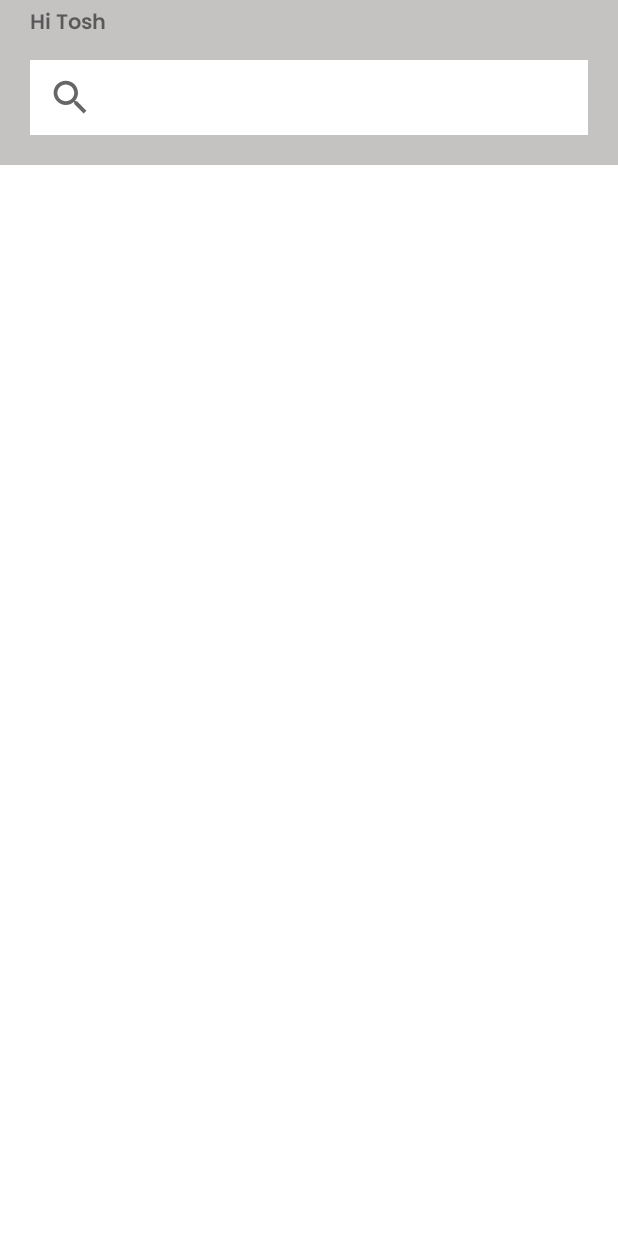
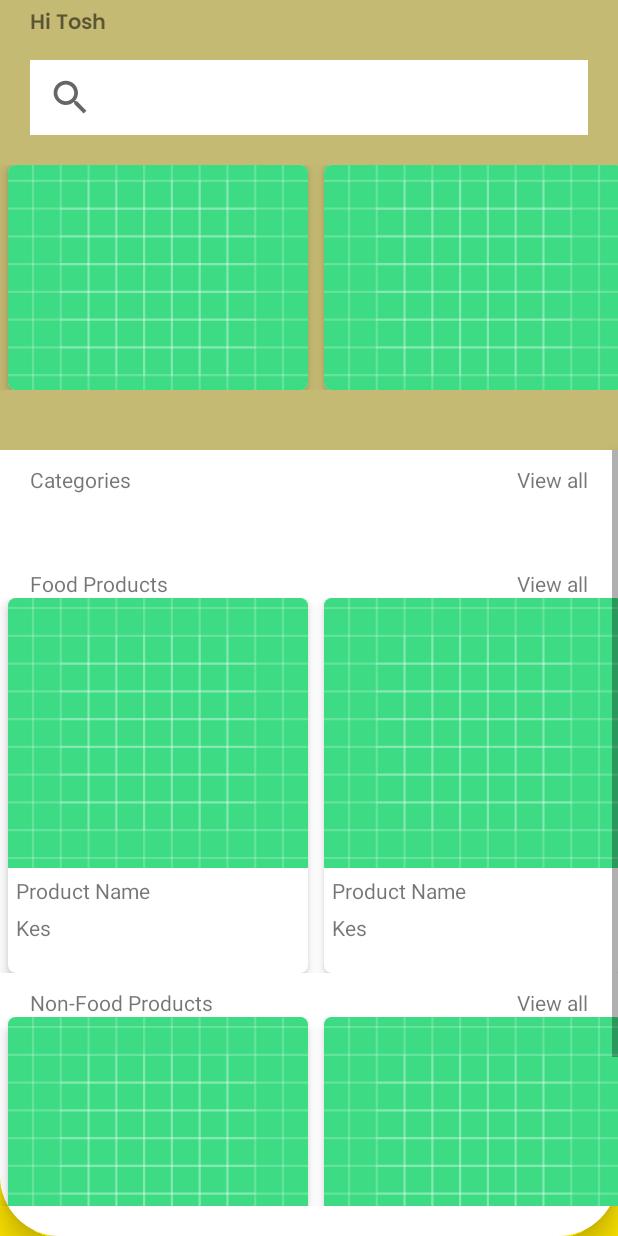
Before and after one commit to Kagiri11/Kyosk-Android-Interview-Test, an Android app: the layout fragment_home.xml on its own in the app's theme, with its tools: preview values and no code run, on a phone screen of 412 x 824 dp. Run offline under Robolectric (Android 15) with nearby library versions, the phone set to English and light mode, and no system bars.

Commit message:
designed the home screen

```diff
--- /dev/null
+++ b/app/src/main/res/drawable/home_layout_card.xml
@@ -0,0 +1,9 @@
+<?xml version="1.0" encoding="utf-8"?>
+<shape xmlns:android="http://schemas.android.com/apk/res/android" android:shape="rectangle">
+
+    <solid android:color="@color/white"/>
+    <corners android:bottomRightRadius="40dp"
+        android:bottomLeftRadius="40dp"/>
+
+
+</shape>
--- a/app/src/main/res/layout/fragment_home.xml
+++ b/app/src/main/res/layout/fragment_home.xml
@@ -2,13 +2,15 @@
 <androidx.constraintlayout.widget.ConstraintLayout xmlns:android="http://schemas.android.com/apk/res/android"
     xmlns:tools="http://schemas.android.com/tools"
     android:layout_width="match_parent"
+    android:background="@color/back_yellow"
     android:layout_height="match_parent"
     xmlns:app="http://schemas.android.com/apk/res-auto"
     tools:context=".ui.home.HomeFragment">
 
     <androidx.constraintlayout.widget.ConstraintLayout
         android:layout_width="match_parent"
-        android:layout_height="wrap_content"
+        android:id="@+id/top_layout"
+        android:layout_height="300dp"
         android:background="@color/top_greyish"
         app:layout_constraintTop_toTopOf="parent">
 
@@ -32,15 +34,126 @@
             android:layout_height="50dp"
             android:layout_marginHorizontal="20dp"/>
         <androidx.recyclerview.widget.RecyclerView
+            tools:listitem="@layout/item_offer"
             android:id="@+id/rv_random_products"
             android:layout_width="match_parent"
             android:layout_height="wrap_content"
             app:layout_constraintTop_toBottomOf="@id/search_bar"
             android:layout_marginTop="20dp"
+            android:orientation="horizontal"
             app:layout_constraintStart_toStartOf="parent"
             app:layout_constraintEnd_toEndOf="parent"
             app:layoutManager="androidx.recyclerview.widget.LinearLayoutManager"/>
+    </androidx.constraintlayout.widget.ConstraintLayout>
 
+
+    <androidx.constraintlayout.widget.ConstraintLayout
+        android:id="@+id/home_layout_card"
+        android:layout_width="match_parent"
+        android:layout_height="0dp"
+        android:elevation="10dp"
+        app:layout_constraintTop_toBottomOf="@id/top_layout"
+        app:layout_constraintBottom_toBottomOf="parent"
+        android:background="@drawable/home_layout_card">
+
+
+        <ScrollView
+            android:layout_width="match_parent"
+            android:layout_height="0dp"
+            app:layout_constraintTop_toTopOf="parent"
+            android:layout_marginBottom="20dp"
+            app:layout_constraintBottom_toBottomOf="parent">
+
+            <androidx.constraintlayout.widget.ConstraintLayout
+                android:layout_width="match_parent"
+                android:layout_height="wrap_content">
+
+                <TextView
+                    android:id="@+id/tv_categories"
+                    android:layout_width="wrap_content"
+                    android:layout_height="wrap_content"
+                    android:text="@string/categories"
+                    app:layout_constraintTop_toTopOf="parent"
+                    app:layout_constraintStart_toStartOf="parent"
+                    android:layout_marginStart="20dp"
+                    android:layout_marginTop="10dp"/>
+
+
+                <TextView
+                    android:layout_width="wrap_content"
+                    android:layout_height="wrap_content"
+                    android:text="@string/view_all"
+                    app:layout_constraintTop_toTopOf="@id/tv_categories"
+                    app:layout_constraintBottom_toBottomOf="@id/tv_categories"
+                    app:layout_constraintEnd_toEndOf="parent"
+                    android:layout_marginEnd="20dp"/>
+
+                <com.google.android.material.chip.ChipGroup
+                    app:layout_constraintTop_toBottomOf="@id/tv_categories"
+                    android:layout_marginTop="10dp"
+                    android:id="@+id/chip_layout"
+                    android:layout_width="match_parent"
+                    android:layout_height="30dp"/>
+
+                <TextView
+                    android:id="@+id/tv_food_categories"
+                    android:layout_width="wrap_content"
+                    android:layout_height="wrap_content"
+                    android:text="@string/food_products"
+                    app:layout_constraintTop_toBottomOf="@id/chip_layout"
+                    app:layout_constraintStart_toStartOf="parent"
+                    android:layout_marginStart="20dp"
+                    android:layout_marginTop="10dp"/>
+
+                <TextView
+                    android:layout_width="wrap_content"
+                    android:layout_height="wrap_content"
+                    android:text="@string/view_all"
+                    app:layout_constraintTop_toTopOf="@id/tv_food_categories"
+                    app:layout_constraintBottom_toBottomOf="@id/tv_food_categories"
+                    app:layout_constraintEnd_toEndOf="parent"
+                    android:layout_marginEnd="20dp"/>
+
+                <androidx.recyclerview.widget.RecyclerView
+                    android:id="@+id/rv_food_categories"
+                    tools:listitem="@layout/item_product"
+                    android:layout_width="match_parent"
+                    android:layout_height="wrap_content"
+                    app:layout_constraintTop_toBottomOf="@id/tv_food_categories"
+                    app:layoutManager="androidx.recyclerview.widget.LinearLayoutManager"
+                    android:orientation="horizontal"/>
+
+                <TextView
+                    android:id="@+id/tv_non_food"
+                    android:layout_width="wrap_content"
+                    android:layout_height="wrap_content"
+                    android:text="@string/non_food_products"
+                    app:layout_constraintStart_toStartOf="parent"
+                    app:layout_constraintTop_toBottomOf="@id/rv_food_categories"
+                    android:layout_marginTop="10dp"
+                    android:layout_marginStart="20dp"/>
+
+                <TextView
+                    android:layout_width="wrap_content"
+                    android:layout_height="wrap_content"
+                    android:text="@string/view_all"
+                    app:layout_constraintTop_toTopOf="@id/tv_non_food"
+                    app:layout_constraintBottom_toBottomOf="@id/tv_non_food"
+                    app:layout_constraintEnd_toEndOf="parent"
+                    android:layout_marginEnd="20dp"/>
+
+                <androidx.recyclerview.widget.RecyclerView
+                    android:id="@+id/rv_non_food_categories"
+                    android:layout_width="match_parent"
+                    android:layout_height="wrap_content"
+                    tools:listitem="@layout/item_product"
+                    app:layout_constraintTop_toBottomOf="@id/tv_non_food"
+                    app:layoutManager="androidx.recyclerview.widget.LinearLayoutManager"
+                    android:orientation="horizontal"/>
+
+
+            </androidx.constraintlayout.widget.ConstraintLayout>
+        </ScrollView>
 
     </androidx.constraintlayout.widget.ConstraintLayout>
 
--- /dev/null
+++ b/app/src/main/res/layout/item_offer.xml
@@ -0,0 +1,20 @@
+<?xml version="1.0" encoding="utf-8"?>
+<com.google.android.material.card.MaterialCardView xmlns:android="http://schemas.android.com/apk/res/android"
+    android:layout_width="200dp"
+    xmlns:app="http://schemas.android.com/apk/res-auto"
+    app:cardCornerRadius="5dp"
+    android:layout_marginHorizontal="5dp"
+    app:cardElevation="5dp"
+    android:layout_height="150dp">
+    <androidx.constraintlayout.widget.ConstraintLayout
+        android:layout_width="match_parent"
+        android:layout_height="match_parent">
+        <androidx.appcompat.widget.AppCompatImageView
+            android:id="@+id/product_image"
+            android:layout_width="match_parent"
+            android:layout_height="match_parent"
+            android:src="@drawable/ic_launcher_background"
+            android:scaleType="centerCrop"
+            app:layout_constraintTop_toTopOf="parent"/>
+    </androidx.constraintlayout.widget.ConstraintLayout>
+</com.google.android.material.card.MaterialCardView>
--- /dev/null
+++ b/app/src/main/res/layout/item_product.xml
@@ -0,0 +1,39 @@
+<?xml version="1.0" encoding="utf-8"?>
+<com.google.android.material.card.MaterialCardView xmlns:android="http://schemas.android.com/apk/res/android"
+    android:layout_width="200dp"
+    xmlns:app="http://schemas.android.com/apk/res-auto"
+    app:cardCornerRadius="5dp"
+    android:layout_marginHorizontal="5dp"
+    app:cardElevation="5dp"
+    android:layout_height="250dp">
+    <androidx.constraintlayout.widget.ConstraintLayout
+        android:layout_width="match_parent"
+        android:layout_height="match_parent">
+        <androidx.appcompat.widget.AppCompatImageView
+            android:id="@+id/product_image"
+            android:layout_width="match_parent"
+            android:layout_height="180dp"
+            android:src="@drawable/ic_launcher_background"
+            android:scaleType="centerCrop"
+            app:layout_constraintTop_toTopOf="parent"/>
+        <TextView
+            android:layout_width="wrap_content"
+            android:layout_height="wrap_content"
+            android:text="Product Name"
+            android:id="@+id/tv_product_name"
+            app:layout_constraintTop_toBottomOf="@id/product_image"
+            android:layout_marginTop="5dp"
+            app:layout_constraintStart_toStartOf="parent"
+            android:layout_marginStart="5dp"/>
+        <TextView
+            android:layout_width="wrap_content"
+            android:layout_height="wrap_content"
+            android:text="Kes"
+            android:id="@+id/tv_product_price"
+            app:layout_constraintTop_toBottomOf="@id/tv_product_name"
+            android:layout_marginTop="5dp"
+            app:layout_constraintStart_toStartOf="parent"
+            android:layout_marginStart="5dp"/>
+
+    </androidx.constraintlayout.widget.ConstraintLayout>
+</com.google.android.material.card.MaterialCardView>
--- a/app/src/main/res/values/colors.xml
+++ b/app/src/main/res/values/colors.xml
@@ -10,4 +10,5 @@
 
 
     <color name="top_greyish">#B0ABA7A7</color>
+    <color name="back_yellow">#FFE500</color>
 </resources>
--- a/app/src/main/res/values/strings.xml
+++ b/app/src/main/res/values/strings.xml
@@ -3,4 +3,8 @@
     <!-- TODO: Remove or change this placeholder text -->
     <string name="hello_blank_fragment">Hello blank fragment</string>
     <string name="top_greeting">Hi Tosh</string>
+    <string name="categories">Categories</string>
+    <string name="view_all">View all</string>
+    <string name="food_products">Food Products</string>
+    <string name="non_food_products">Non-Food Products</string>
 </resources>
```
